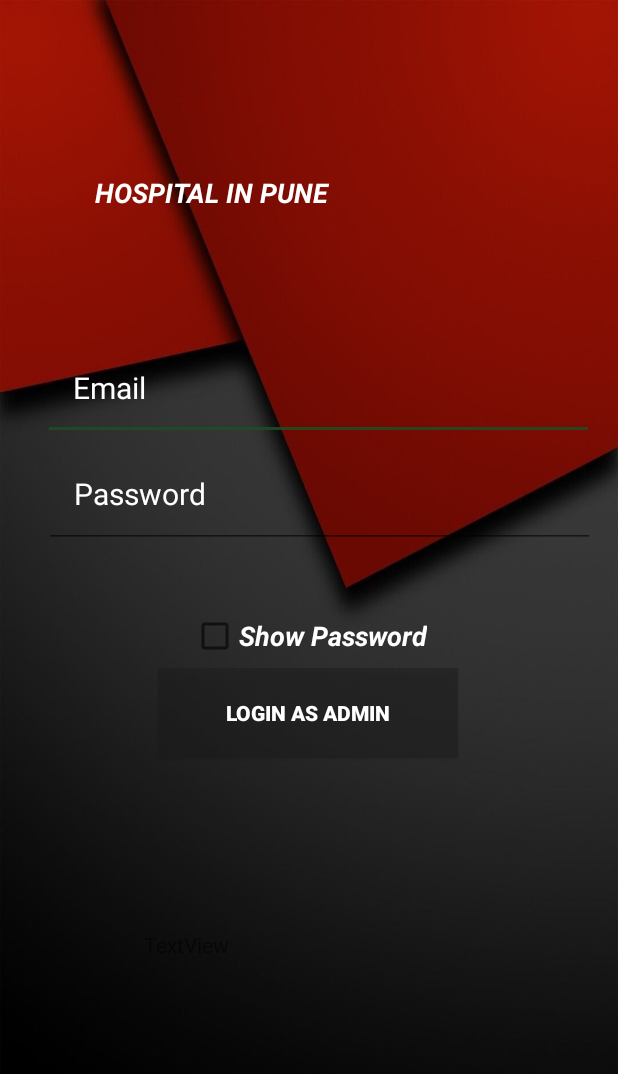
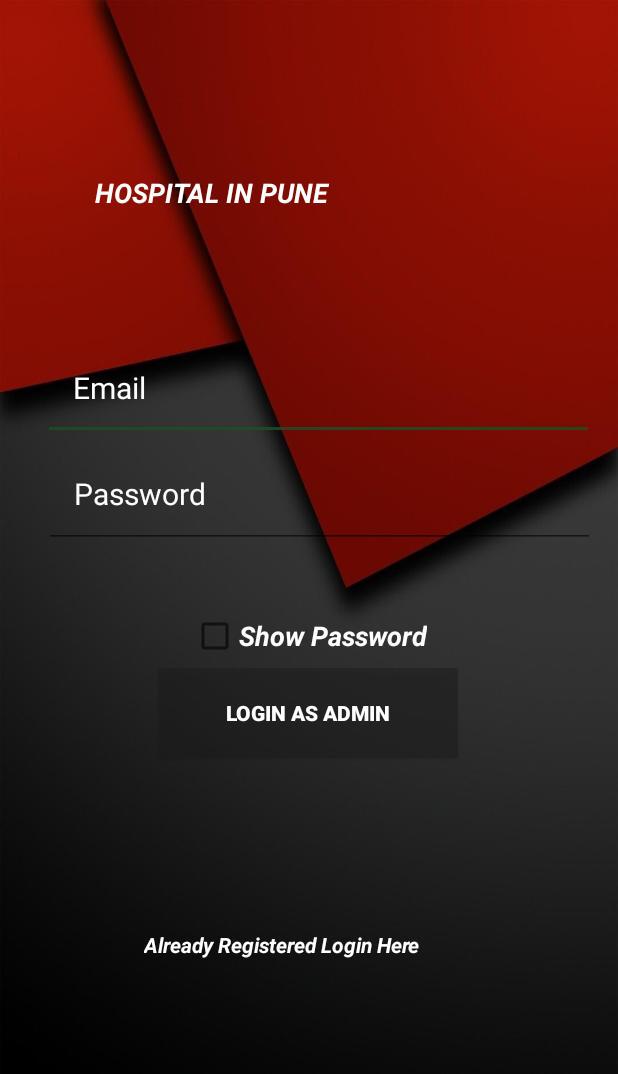
Before and after one commit to vikasvarnekar3/HospitalApp, an Android app: the Login_admin screen opened directly, with no data from a screen before it, on a phone screen of 412 x 824 dp. Shown: the top 1074 px of the screen. Run offline under Robolectric (Android 15) with nearby library versions, the phone set to English and light mode, and no system bars; our stand-ins replace Firebase (no records; nobody signed in at launch, a user with empty details on screens opened directly).

Commit message:
layout changes

```diff
--- a/app/src/main/res/layout/activity_login_admin.xml
+++ b/app/src/main/res/layout/activity_login_admin.xml
@@ -120,7 +120,13 @@
         android:id="@+id/textView6"
         android:layout_width="230dp"
         android:layout_height="70dp"
-        android:text="TextView"
+        android:text="Already Registered Login Here"
+        android:textColor="@color/white"
+        android:textColorHighlight="@color/white"
+        android:textColorLink="@color/white"
+        android:textCursorDrawable="@color/white"
+        android:textSize="14sp"
+        android:textStyle="bold|italic"
         app:layout_constraintBottom_toBottomOf="parent"
         app:layout_constraintEnd_toEndOf="parent"
         app:layout_constraintHorizontal_bias="0.526"
```
